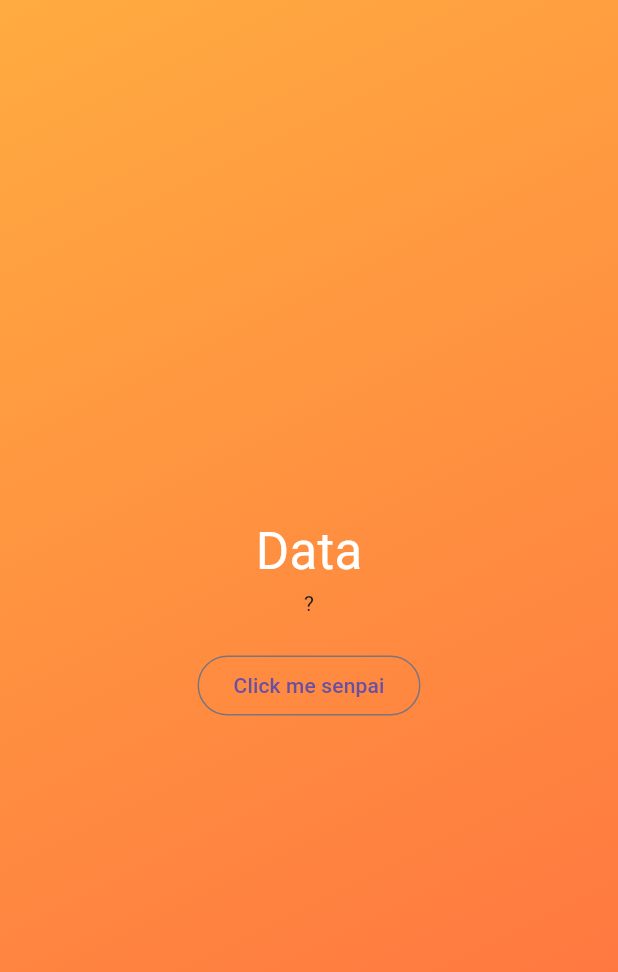
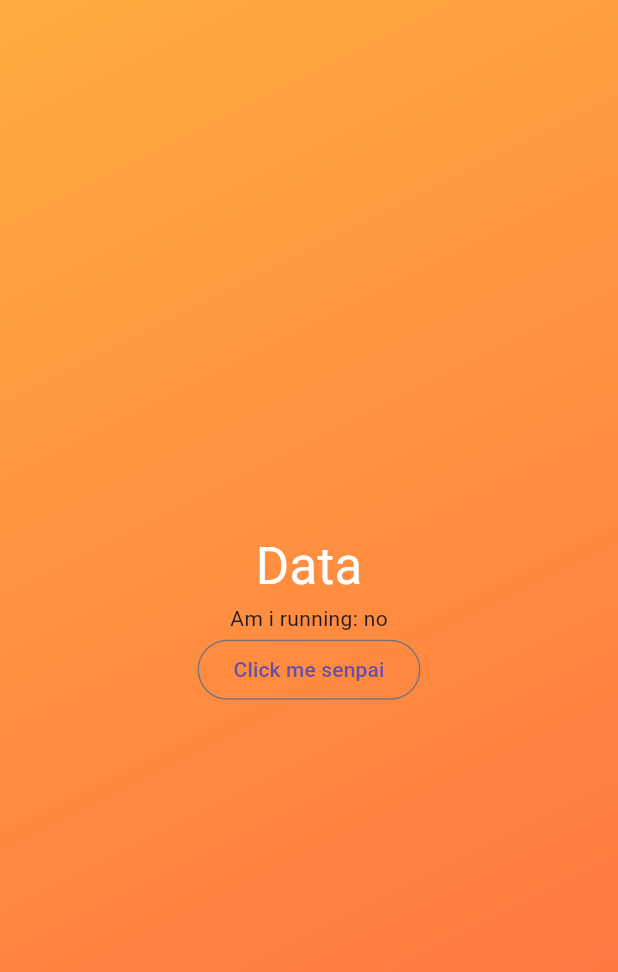
Before and after one commit to valentin994/flutter-playground, a Flutter app: the screen it shows after launch, after a tap on "Click me senpai", on a phone screen of 412 x 824 dp. Shown: the top 972 px of the screen. Run offline on Flutter 3.47's test engine with Material 3 defaults, Android fonts, the phone set to English and light mode, and no system bars; our stand-ins replace logger, sensors_plus.

Commit message:
added saving all events

```diff
--- a/lib/movement_direction.dart
+++ b/lib/movement_direction.dart
@@ -5,6 +5,7 @@ import 'dart:io';
 import 'package:flutter/material.dart';
 import 'package:path_provider/path_provider.dart';
 import 'package:sensors_plus/sensors_plus.dart';
+import 'package:path/path.dart';
 
 class AccelStorage {
   Future<String?> get _localPath async {
@@ -15,15 +16,14 @@ class AccelStorage {
 
   Future<File> get _localFile async {
     final path = await _localPath;
-    print(path);
-    return File('$path/accel_data.json');
+    return File('$path/');
   }
 
-  Future<File> writeCounter(Map data) async {
+  Future<File> writeCounter(Map data, String filename) async {
     final file = await _localFile;
-
+    File updatedFile = File(join(file.path, filename));
     // Write the file
-    return file.writeAsString(json.encode(data));
+    return updatedFile.writeAsString(json.encode(data));
   }
 
 }
@@ -38,26 +38,66 @@ class MovementDetection extends StatefulWidget{
 
 class _MovementDetection extends State<MovementDetection>{
   UserAccelerometerEvent? _userAccelerometerEvent;
+  AccelerometerEvent? _accelerometerEvent;
+  GyroscopeEvent? _gyroscopeEvent;
+  MagnetometerEvent? _magnetometerEvent;
+
+
+
   DateTime? _userAccelerometerUpdateTime;
+  DateTime? _accelerometerUpdateTime;
+  DateTime? _gyroscopeUpdateTime;
+  DateTime? _magnetometerUpdateTime;
+
+  final _streamSubscriptions = <StreamSubscription<dynamic>>[];
+  AccelStorage storage = AccelStorage();
+
   int? _userAccelerometerLastInterval;
-  final _streamSubscriptions = <StreamSubscription<dynamic>>[];
-  String userX = "";
+  int? _accelerometerLastInterval;
+  int? _gyroscopeLastInterval;
+  int? _magnetometerLastInterval;
+
+
+
+  String running = "no";
   Duration duration = const Duration(seconds: 5);
   String num = '';
   List list = [];
+  Map userAccelMap = {"x": [], "y": [], "z": []};
+  Map accelMap = {"x": [], "y": [], "z": []};
+  Map gyroMap = {"x": [], "y": [], "z": []};
+  Map magnetoMap = {"x": [], "y": [], "z": []};
+
   void showAccel() {
+      final mark = DateTime.timestamp();
       const Duration duration = Duration(seconds: 5);
       DateTime endTime = DateTime.now().add(duration);
+      running = "yes";
+      Timer.periodic(const Duration(milliseconds: 10), (Timer timer) {
+        if (DateTime.now().isBefore(endTime)) {
+          userAccelMap["x"].add(_userAccelerometerEvent?.x);
+          userAccelMap["y"].add(_userAccelerometerEvent?.y);
+          userAccelMap["z"].add(_userAccelerometerEvent?.z);
 
-      Timer.periodic(Duration(milliseconds: 10), (Timer timer) {
-        if (DateTime.now().isBefore(endTime)) {
-          num = _userAccelerometerEvent?.x.toStringAsFixed(3)??'';
-          list.add(num);
-          print('Function running...');
+          accelMap["x"].add(_accelerometerEvent?.x);
+          accelMap["y"].add(_accelerometerEvent?.y);
+          accelMap["z"].add(_accelerometerEvent?.z);
+
+          gyroMap["x"].add(_gyroscopeEvent?.x);
+          gyroMap["y"].add(_gyroscopeEvent?.y);
+          gyroMap["z"].add(_gyroscopeEvent?.z);
+
+          magnetoMap["x"].add(_magnetometerEvent?.x);
+          magnetoMap["y"].add(_magnetometerEvent?.y);
+          magnetoMap["z"].add(_magnetometerEvent?.z);
+
         } else {
           timer.cancel();
-          var listLen = list.length;
-          print('Number of items $listLen');
+          running = "no";
+          storage.writeCounter(userAccelMap, "user_accel_map-$mark.json");
+          storage.writeCounter(accelMap, "accel_map-$mark.json");
+          storage.writeCounter(gyroMap, "gyro_map-$mark.json");
+          storage.writeCounter(magnetoMap, "magneto_map-$mark.json");
         }
       });
     }
@@ -66,8 +106,7 @@ class _MovementDetection extends State<MovementDetection>{
   @override
   Widget build(context) {
       return Column(children: [
-            Text(_userAccelerometerEvent?.x.toStringAsFixed(1) ?? '?'),
-            Text(num),
+            Text("Am i running: $running"),
             OutlinedButton(onPressed: showAccel, child: const Text('Click me senpai'))
         ],
     );
@@ -101,7 +140,7 @@ class _MovementDetection extends State<MovementDetection>{
         },
         onError: (e) {
           showDialog(
-              context: context,
+              context: context as BuildContext,
               builder: (context) {
                 return const AlertDialog(
                   title: Text("Sensor Not Found"),
@@ -113,5 +152,59 @@ class _MovementDetection extends State<MovementDetection>{
         cancelOnError: true,
       ),
     );
+ _streamSubscriptions.add(
+      accelerometerEventStream(samplingPeriod: sensorInterval).listen(
+        (AccelerometerEvent event) {
+          final now = DateTime.now();
+          setState(() {
+            _accelerometerEvent = event;
+            if (_accelerometerUpdateTime != null) {
+              final interval = now.difference(_accelerometerUpdateTime!);
+              if (interval > _ignoreDuration) {
+                _accelerometerLastInterval = interval.inMilliseconds;
+              }
+            }
+          });
+          _accelerometerUpdateTime = now;
+        },
+        cancelOnError: true,
+      ),
+    );
+    _streamSubscriptions.add(
+      gyroscopeEventStream(samplingPeriod: sensorInterval).listen(
+        (GyroscopeEvent event) {
+          final now = DateTime.now();
+          setState(() {
+            _gyroscopeEvent = event;
+            if (_gyroscopeUpdateTime != null) {
+              final interval = now.difference(_gyroscopeUpdateTime!);
+              if (interval > _ignoreDuration) {
+                _gyroscopeLastInterval = interval.inMilliseconds;
+              }
+            }
+          });
+          _gyroscopeUpdateTime = now;
+        },
+        cancelOnError: true,
+      ),
+    );
+    _streamSubscriptions.add(
+      magnetometerEventStream(samplingPeriod: sensorInterval).listen(
+        (MagnetometerEvent event) {
+          final now = DateTime.now();
+          setState(() {
+            _magnetometerEvent = event;
+            if (_magnetometerUpdateTime != null) {
+              final interval = now.difference(_magnetometerUpdateTime!);
+              if (interval > _ignoreDuration) {
+                _magnetometerLastInterval = interval.inMilliseconds;
+              }
+            }
+          });
+          _magnetometerUpdateTime = now;
+        },
+        cancelOnError: true,
+      ),
+    );
   }
 }
--- a/pubspec.yaml
+++ b/pubspec.yaml
@@ -31,6 +31,7 @@ dependencies:
   sensors_plus: ^4.0.2
   path_provider: ^2.1.2
   logger: ^2.0.2+1
+  path: ^1.8.3
   flutter:
     sdk: flutter
 
```
Also changed, not shown: pubspec.lock.
